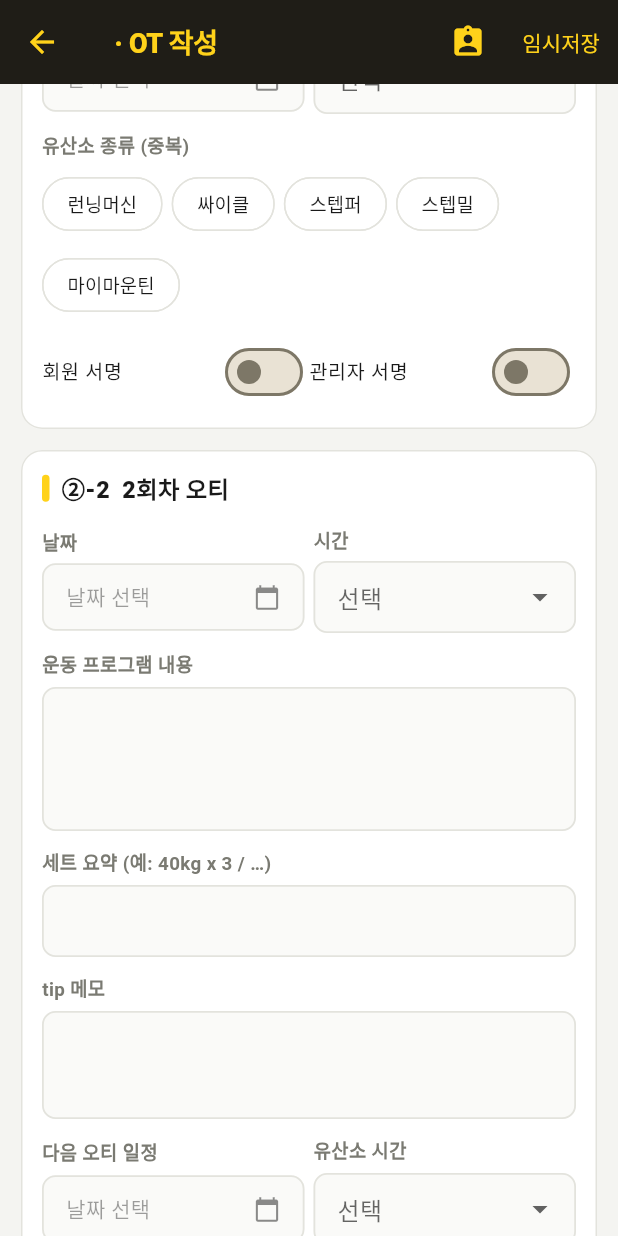
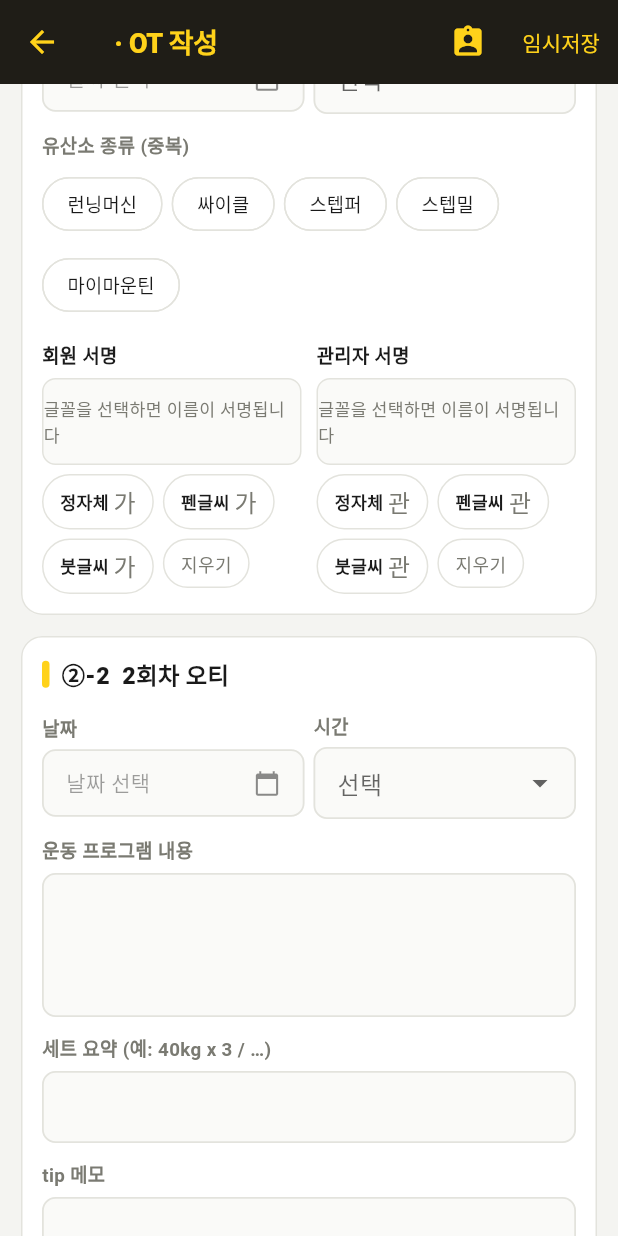
Before and after one commit to jihyeon0515/HBG-OT, a Flutter app: the TrainerOtPage screen opened directly with empty values, scrolled down 2880 dp, on a phone screen of 412 x 824 dp. Run offline on Flutter 3.47's test engine with Material 3 defaults, Android fonts, the phone set to English and light mode, and no system bars; our stand-ins replace shared_preferences; accounts and stored records are empty; Roboto replaces fonts that are missing (Gaegu, NanumBrush, NanumPen).

Commit message:
feat: 서명란을 손글씨 글꼴 렌더링으로 변경(이름+글꼴 선택), OFL 폰트 3종 내장
Co-Authored-By: Claude Opus 4.8 <noreply@anthropic.com>

```diff
--- a/docs/assets/FontManifest.json
+++ b/docs/assets/FontManifest.json
@@ -1 +1 @@
-[{"family":"MaterialIcons","fonts":[{"asset":"fonts/MaterialIcons-Regular.otf"}]},{"family":"packages/cupertino_icons/CupertinoIcons","fonts":[{"asset":"packages/cupertino_icons/assets/CupertinoIcons.ttf"}]}]
+[{"family":"MaterialIcons","fonts":[{"asset":"fonts/MaterialIcons-Regular.otf"}]},{"family":"Gaegu","fonts":[{"asset":"assets/fonts/Gaegu-Regular.ttf"}]},{"family":"NanumPen","fonts":[{"asset":"assets/fonts/NanumPenScript-Regular.ttf"}]},{"family":"NanumBrush","fonts":[{"asset":"assets/fonts/NanumBrushScript-Regular.ttf"}]},{"family":"packages/cupertino_icons/CupertinoIcons","fonts":[{"asset":"packages/cupertino_icons/assets/CupertinoIcons.ttf"}]}]
--- a/lib/data/app_state.dart
+++ b/lib/data/app_state.dart
@@ -182,7 +182,9 @@ class AppState extends ChangeNotifier {
       'rec_days': '4', 'set_per_day': '15', 'time_min': '60', 'target_hr': '130~150',
       's1_name': '벤치프레스', 's1_w1': '40', 's1_w2': '50', 's1_rep': '10', 's1_lv': '중',
       'os1_date': '2026-07-23', 'os1_time': '19:00', 'os1_prog': '스쿼트 / 레그프레스',
-      'os1_cardio': ['런닝머신'], 'os1_ctime': '20분', 'os1_msign': '최완료', 'os1_asign': '김코치',
+      'os1_cardio': ['런닝머신'], 'os1_ctime': '20분',
+      'os1_msign': '최완료', 'os1_mfont': 'NanumPen',
+      'os1_asign': '김코치', 'os1_afont': 'Gaegu',
       'trainer_note': '무릎 통증 고려해 하체 고중량은 4주 후부터 진행.',
     });
     setOutcome(s3.id, SubStatus.success); // 데모: 김코치가 성공으로 완료
--- a/lib/models/options.dart
+++ b/lib/models/options.dart
@@ -83,11 +83,11 @@ final List<String> exTimeOptions =
 final List<String> cardioTimeOptions =
     [for (var m = 10; m <= 60; m += 5) '$m분'];
 
-/// 서명 글꼴
+/// 서명 글꼴 (이름을 이 손글씨 글꼴로 렌더링해 서명처럼 표시)
 const List<Map<String, String>> signFonts = [
-  {'name': '궁서체', 'family': 'GungsuhChe'},
-  {'name': '휴먼편지체', 'family': 'HYPMokGak'},
-  {'name': '기본', 'family': ''},
+  {'name': '정자체', 'family': 'Gaegu'},
+  {'name': '펜글씨', 'family': 'NanumPen'},
+  {'name': '붓글씨', 'family': 'NanumBrush'},
 ];
 
 /// 전국 시/도 → 시/군/구
--- a/lib/screens/trainer_ot.dart
+++ b/lib/screens/trainer_ot.dart
@@ -215,8 +215,6 @@ class _TrainerOtPageState extends State<TrainerOtPage> {
 
   Widget _sessionSection(int i) {
     final p = 'os$i';
-    final signedM = (data['${p}_msign'] ?? '').toString().isNotEmpty;
-    final signedA = (data['${p}_asign'] ?? '').toString().isNotEmpty;
     return FormSection(title: '②-$i  $i회차 오티', children: [
       Row(children: [
         Expanded(child: DateField(data, '${p}_date', '날짜', onChanged: _c)),
@@ -236,34 +234,111 @@ class _TrainerOtPageState extends State<TrainerOtPage> {
                 cardioTimeOptions, onChanged: _c)),
       ]),
       ChipsField(data, '${p}_cardio', '유산소 종류 (중복)', cardioOptions, onChanged: _c),
-      Row(children: [
+      const SizedBox(height: 4),
+      Row(crossAxisAlignment: CrossAxisAlignment.start, children: [
+        Expanded(child: _signBox('회원 서명', memberName, '${p}_msign', '${p}_mfont')),
+        const SizedBox(width: 10),
         Expanded(
-          child: SwitchListTile(
-            contentPadding: EdgeInsets.zero,
-            dense: true,
-            title: const Text('회원 서명', style: TextStyle(fontSize: 13)),
-            value: signedM,
-            onChanged: (v) {
-              data['${p}_msign'] = v ? memberName : '';
+            child: _signBox(
+                '관리자 서명',
+                context.read<AppState>().currentTrainer ?? '관리자',
+                '${p}_asign',
+                '${p}_afont')),
+      ]),
+    ]);
+  }
+
+  /// 이름을 손글씨 글꼴로 렌더링해 '실제 서명'처럼 보여주는 입력 위젯.
+  /// 버튼이 아니라 글꼴만 선택하면 이름이 그대로 서명으로 입력된다.
+  Widget _signBox(String label, String name, String signKey, String fontKey) {
+    final font = (data[fontKey] ?? '').toString();
+    final signed = (data[signKey] ?? '').toString().isNotEmpty && font.isNotEmpty;
+    final preview = name.isEmpty ? '가' : name.substring(0, 1);
+    return Column(crossAxisAlignment: CrossAxisAlignment.start, children: [
+      Padding(
+        padding: const EdgeInsets.only(bottom: 5),
+        child: Text(label,
+            style: const TextStyle(
+                fontSize: 12.5, fontWeight: FontWeight.w700, color: kInk)),
+      ),
+      // 서명 표시
+      Container(
+        width: double.infinity,
+        height: 58,
+        alignment: Alignment.center,
+        decoration: BoxDecoration(
+          color: const Color(0xFFFAFAF8),
+          border: Border.all(color: signed ? kYellowDark : kBorder),
+          borderRadius: BorderRadius.circular(9),
+        ),
+        child: signed
+            ? Text(name,
+                style: TextStyle(
+                    fontFamily: font, fontSize: 28, color: kInk, height: 1.0))
+            : const Text('글꼴을 선택하면 이름이 서명됩니다',
+                style: TextStyle(fontSize: 11.5, color: kMuted)),
+      ),
+      const SizedBox(height: 6),
+      // 글꼴 선택 (이름과 동일하게 선택만)
+      Wrap(spacing: 6, runSpacing: 6, children: [
+        for (final f in signFonts)
+          _fontChip(
+            f['name']!,
+            f['family']!,
+            preview,
+            selected: signed && font == f['family'],
+            onTap: () {
+              data[fontKey] = f['family'];
+              data[signKey] = name;
               _c();
             },
           ),
-        ),
-        Expanded(
-          child: SwitchListTile(
-            contentPadding: EdgeInsets.zero,
-            dense: true,
-            title: const Text('관리자 서명', style: TextStyle(fontSize: 13)),
-            value: signedA,
-            onChanged: (v) {
-              data['${p}_asign'] =
-                  v ? (context.read<AppState>().currentTrainer ?? '관리자') : '';
-              _c();
-            },
+        InkWell(
+          onTap: () {
+            data[fontKey] = '';
+            data[signKey] = '';
+            _c();
+          },
+          borderRadius: BorderRadius.circular(20),
+          child: Container(
+            padding: const EdgeInsets.symmetric(horizontal: 11, vertical: 7),
+            decoration: BoxDecoration(
+                border: Border.all(color: kBorder),
+                borderRadius: BorderRadius.circular(20)),
+            child: const Text('지우기',
+                style: TextStyle(fontSize: 12, color: kMuted)),
           ),
         ),
       ]),
     ]);
+  }
+
+  Widget _fontChip(String label, String family, String preview,
+      {required bool selected, required VoidCallback onTap}) {
+    return InkWell(
+      onTap: onTap,
+      borderRadius: BorderRadius.circular(20),
+      child: Container(
+        padding: const EdgeInsets.symmetric(horizontal: 11, vertical: 6),
+        decoration: BoxDecoration(
+          color: selected ? kBlack : Colors.white,
+          border: Border.all(color: selected ? kBlack : kBorder),
+          borderRadius: BorderRadius.circular(20),
+        ),
+        child: Row(mainAxisSize: MainAxisSize.min, children: [
+          Text('$label ',
+              style: TextStyle(
+                  fontSize: 11.5,
+                  fontWeight: FontWeight.w700,
+                  color: selected ? kYellow : kInk)),
+          Text(preview,
+              style: TextStyle(
+                  fontFamily: family,
+                  fontSize: 16,
+                  color: selected ? kYellow : kMuted)),
+        ]),
+      ),
+    );
   }
 }
 
```
Also changed, not shown: docs/assets/AssetManifest.bin.json (+1 -1 lines), lib/screens/ot_preview.dart (+18 -3 lines), pubspec.yaml (+12 -0 lines), 8 other files.
